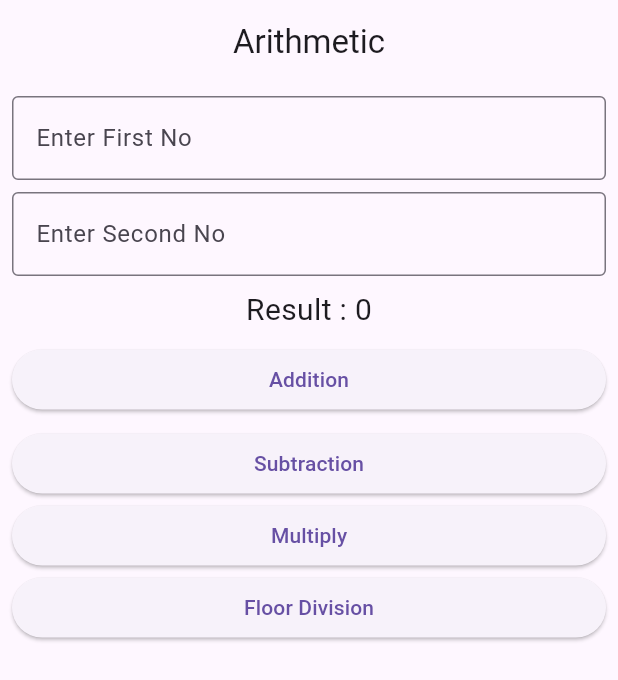
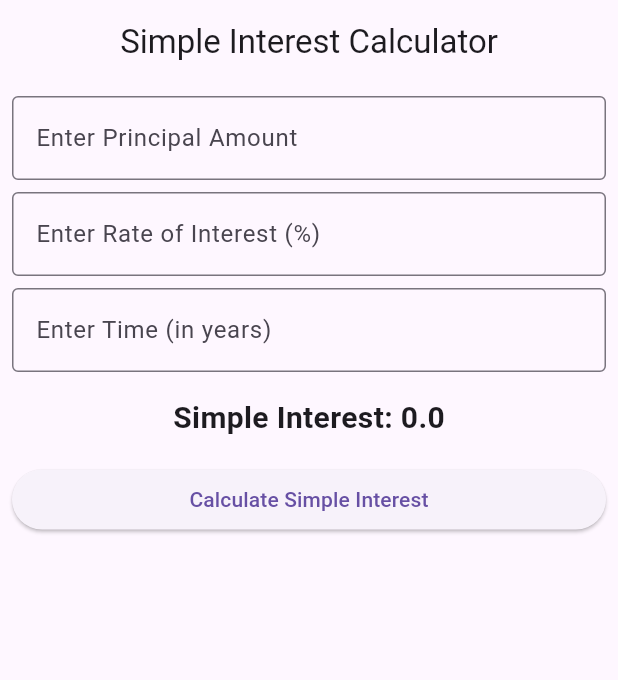
Before and after one commit to bayes-ashok/first_assignment, a Flutter app: the screen it shows after launch, on a phone screen of 412 x 824 dp. Shown: the top 680 px of the screen. Run offline on Flutter 3.47's test engine with Material 3 defaults, Android fonts, the phone set to English and light mode, and no system bars.

Commit message:
simple interest done

```diff
--- a/lib/app.dart
+++ b/lib/app.dart
@@ -1,4 +1,5 @@
 import 'package:first_assignment/view/arithmetic.dart';
+import 'package:first_assignment/view/simple_interest.dart';
 import 'package:flutter/material.dart';
 
 class MyApp extends StatelessWidget {
@@ -8,7 +9,7 @@ class MyApp extends StatelessWidget {
   Widget build(BuildContext context) {
     return const MaterialApp(
       debugShowCheckedModeBanner: false,
-      home: Arithmetic(),
+      home: SimpleInterest(),
     );
   }
 }
--- a/lib/view/simple_interest.dart
+++ b/lib/view/simple_interest.dart
@@ -0,0 +1,84 @@
+import 'package:flutter/material.dart';
+
+class SimpleInterest extends StatefulWidget {
+  const SimpleInterest({super.key});
+
+  @override
+  State<SimpleInterest> createState() => _SimpleInterestState();
+}
+
+class _SimpleInterestState extends State<SimpleInterest> {
+  double principal = 0;
+  double rate = 0;
+  double time = 0;
+  double interest = 0;
+
+  @override
+  Widget build(BuildContext context) {
+    return Scaffold(
+      appBar: AppBar(
+        title: const Text('Simple Interest Calculator'),
+        centerTitle: true,
+      ),
+      body: Padding(
+        padding: const EdgeInsets.all(8.0),
+        child: Column(
+          children: [
+            TextField(
+              onChanged: (value) {
+                principal = double.parse(value);
+              },
+              keyboardType: TextInputType.number,
+              decoration: const InputDecoration(
+                border: OutlineInputBorder(),
+                labelText: 'Enter Principal Amount',
+              ),
+            ),
+            const SizedBox(height: 8),
+            TextField(
+              onChanged: (value) {
+                rate = double.parse(value);
+              },
+              keyboardType: TextInputType.number,
+              decoration: const InputDecoration(
+                border: OutlineInputBorder(),
+                labelText: 'Enter Rate of Interest (%)',
+              ),
+            ),
+            const SizedBox(height: 8),
+            TextField(
+              onChanged: (value) {
+                time = double.parse(value);
+              },
+              keyboardType: TextInputType.number,
+              decoration: const InputDecoration(
+                border: OutlineInputBorder(),
+                labelText: 'Enter Time (in years)',
+              ),
+            ),
+            const SizedBox(height: 16),
+            Text(
+              'Simple Interest: $interest',
+              style: const TextStyle(
+                fontSize: 20,
+                fontWeight: FontWeight.bold,
+              ),
+            ),
+            const SizedBox(height: 16),
+            SizedBox(
+              width: double.infinity,
+              child: ElevatedButton(
+                onPressed: () {
+                  setState(() {
+                    interest = (principal * rate * time) / 100;
+                  });
+                },
+                child: const Text('Calculate Simple Interest'),
+              ),
+            ),
+          ],
+        ),
+      ),
+    );
+  }
+}
```
